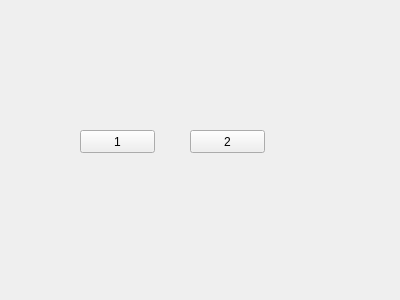
First picture: the form in qtworkplace/VC/vc.ui, repository wushengjun85/QtcreatorWorkplace, before the edit.
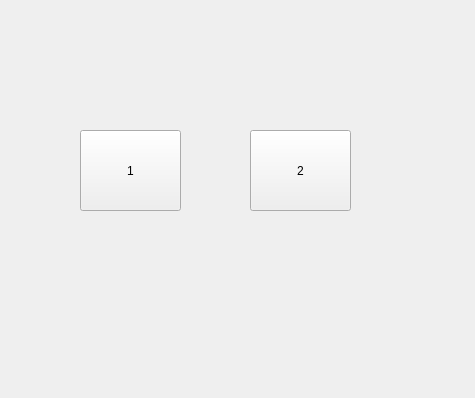
Second picture: the form after the edit.

Patch:
```diff
--- a/qtworkplace/VC/vc.ui
+++ b/qtworkplace/VC/vc.ui
@@ -6,8 +6,8 @@
    <rect>
     <x>0</x>
     <y>0</y>
-    <width>400</width>
-    <height>300</height>
+    <width>475</width>
+    <height>398</height>
    </rect>
   </property>
   <property name="windowTitle">
@@ -18,8 +18,8 @@
     <rect>
      <x>80</x>
      <y>130</y>
-     <width>75</width>
-     <height>23</height>
+     <width>101</width>
+     <height>81</height>
     </rect>
    </property>
    <property name="text">
@@ -29,10 +29,10 @@
   <widget class="QPushButton" name="pushButton_2">
    <property name="geometry">
     <rect>
-     <x>190</x>
+     <x>250</x>
      <y>130</y>
-     <width>75</width>
-     <height>23</height>
+     <width>101</width>
+     <height>81</height>
     </rect>
    </property>
    <property name="text">
```
